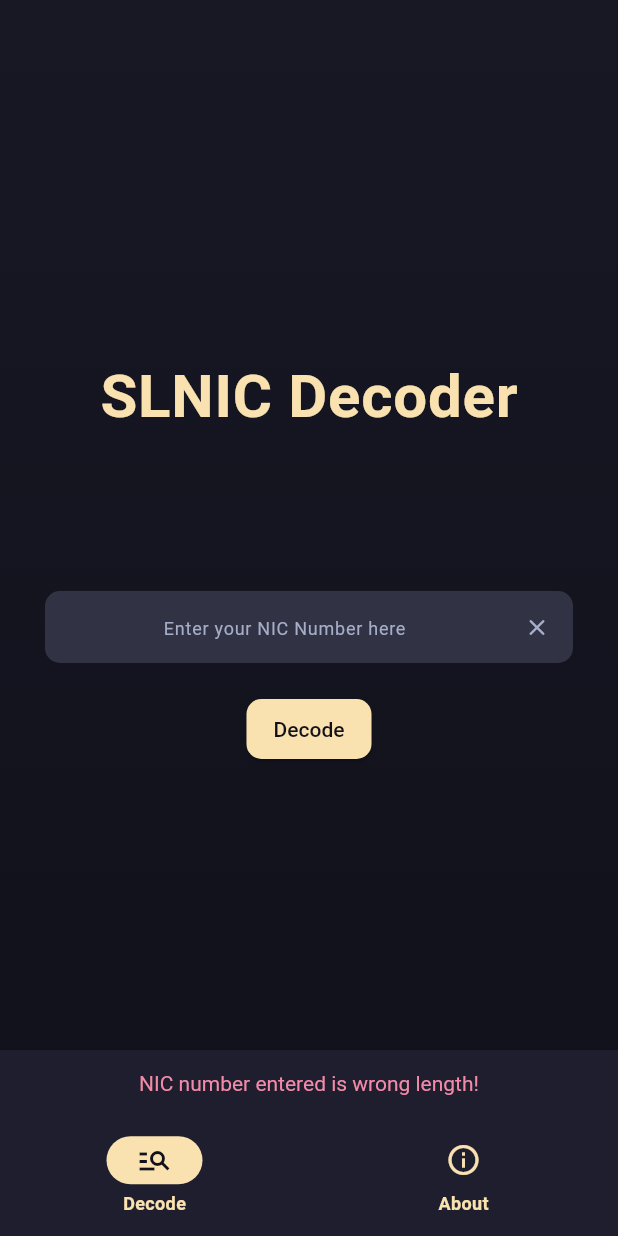
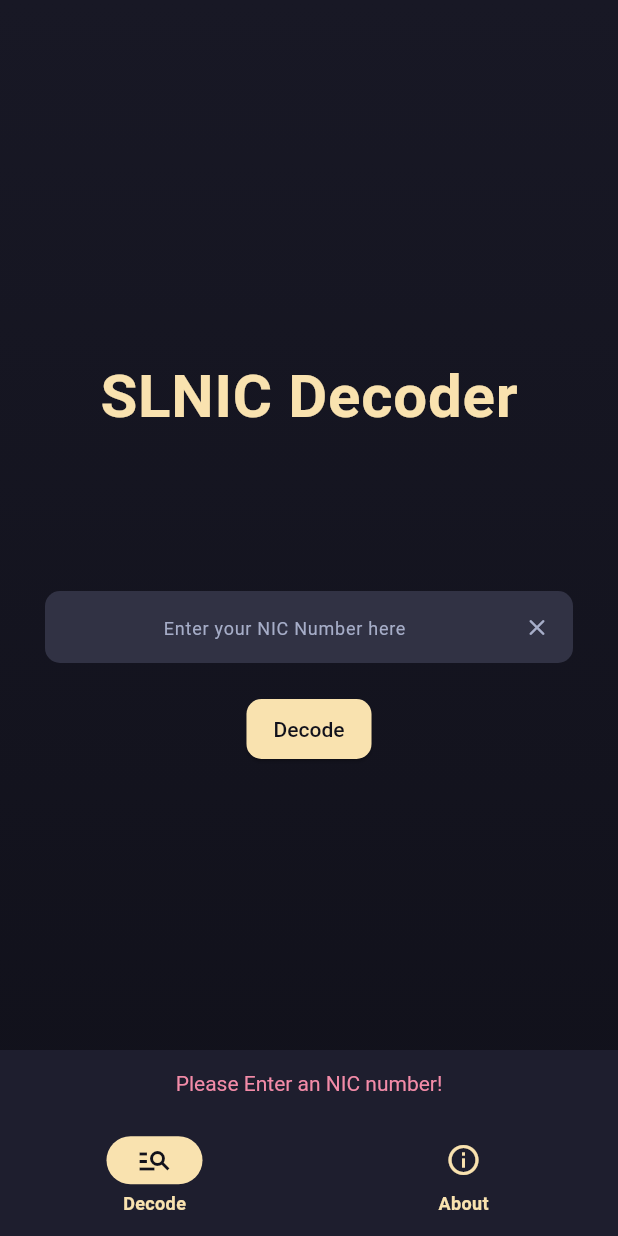
Before and after one commit to Chamal1120/slnic-decoder, a Flutter app: the screen it shows after launch, after a tap on "Decode", on a phone screen of 412 x 824 dp. Run offline on Flutter 3.47's test engine with Material 3 defaults, Android fonts, the phone set to English and light mode, and no system bars; our stand-ins replace flutter_svg, get.

Commit message:
feat: Improve input validation

```diff
--- a/lib/screens/home.dart
+++ b/lib/screens/home.dart
@@ -48,10 +48,14 @@
           const SizedBox(height: 20.0),
           ElevatedButton(
             onPressed: () {
-              // Get the NIC number from the TextField
+              // Check if the input is empty
+              if (textNicController.text.isEmpty) {
+                _showSnackBar(context, "Please Enter an NIC number!");
+                return;
+              }
+
+              // Remove extra spaces
               String nicVal = textNicController.text.trim();
-              // Create a temp variable to store the NIC number
-              String checkString = nicVal;
 
               // Check if the NIC number is of the correct length
               if (nicVal.length != 10 && nicVal.length != 12) {
@@ -59,15 +63,22 @@
                 return;
               }
 
-              // Check if the NIC number is in the correct format
+              // Further validate 9 digit NIC number
               if (nicVal.length == 10) {
-                checkString = nicVal.substring(0, nicVal.length - 1);
-              } else if (nicVal.isEmpty) {
-                _showSnackBar(context, "Please Enter a NIC number!");
-                return;
-              } else if (int.tryParse(checkString) == null) {
-                _showSnackBar(context, "Please Enter a valid NIC number!");
-                return;
+                String checkString = nicVal.substring(0, nicVal.length - 1);
+                String checkLetter = nicVal.substring(9).toLowerCase();
+
+                // Check if the last letter is valid
+                if (!["x", "v"].contains(checkLetter)) {
+                  _showSnackBar(context, "$checkLetter is invalid");
+                  return;
+                }
+
+                // Check if the remaning part is a number
+                if (int.tryParse(checkString) == null) {
+                  _showSnackBar(context, "Please Enter a valid NIC number!");
+                  return;
+                }
               }
 
               // Decode the NIC number using the nicController
```
